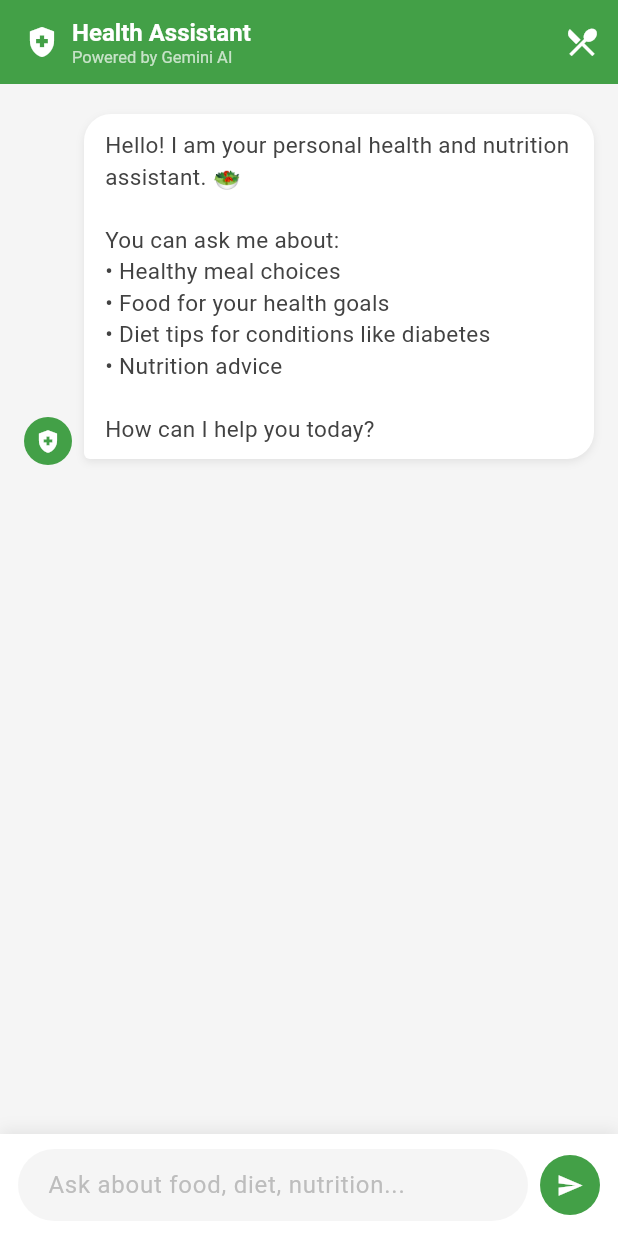
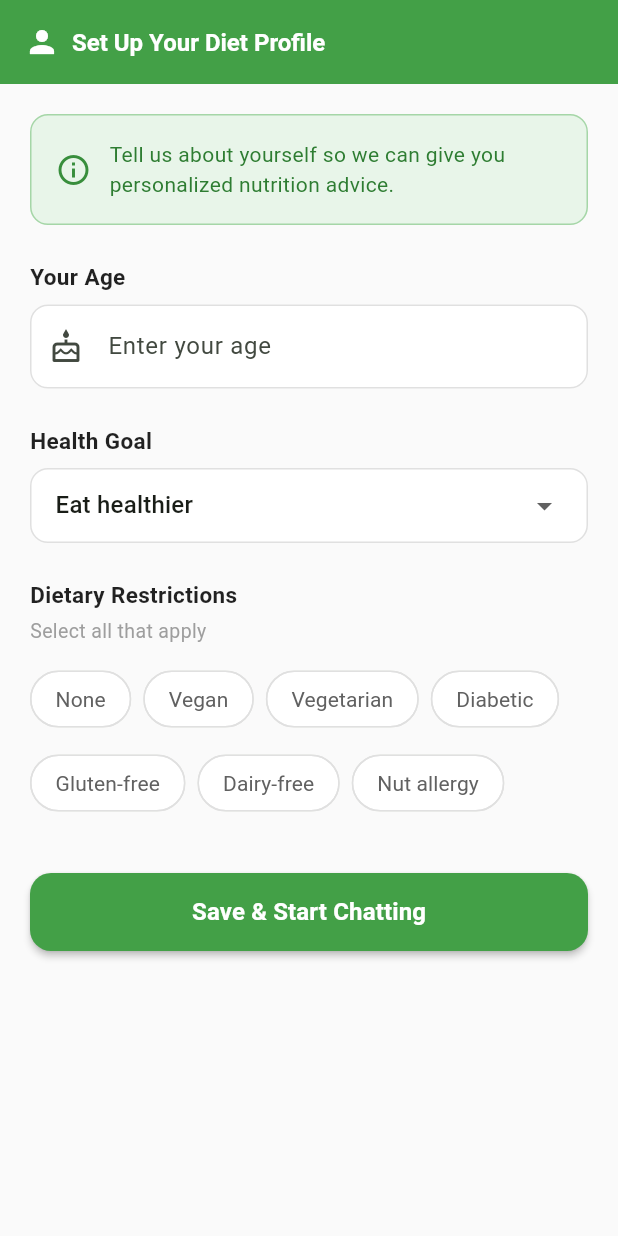
Before and after one commit to Uva-nana/flutter_health_chatbot, a Flutter app: the screen it shows after launch, on a phone screen of 412 x 824 dp. Run offline on Flutter 3.47's test engine with Material 3 defaults, Android fonts, the phone set to English and light mode, and no system bars; our stand-ins replace flutter_dotenv, shared_preferences; accounts and stored records are empty.

Commit message:
Add Diet Profile Setup with SharedPreferences
- New DietProfileScreen: age, health goal dropdown, dietary restriction chips
- ProfileService saves/loads profile via SharedPreferences
- DietProfile model with toPromptContext() for AI personalization
- GeminiService updated to inject profile into system prompt (streaming kept)
- ChatScreen: profile icon in AppBar, orange banner if no profile set
- First launch shows profile setup before chat

Co-Authored-By: Claude Sonnet 4.6 <noreply@anthropic.com>

```diff
--- a/lib/main.dart
+++ b/lib/main.dart
@@ -1,14 +1,21 @@
 import 'package:flutter/material.dart';
 import 'package:flutter_dotenv/flutter_dotenv.dart';
+import 'models/diet_profile.dart';
 import 'screens/chat_screen.dart';
+import 'screens/diet_profile_screen.dart';
+import 'services/profile_service.dart';
 
 Future<void> main() async {
+  WidgetsFlutterBinding.ensureInitialized();
   await dotenv.load(fileName: '.env');
-  runApp(const HealthChatbotApp());
+  final profile = await ProfileService().loadProfile();
+  runApp(HealthChatbotApp(initialProfile: profile));
 }
 
 class HealthChatbotApp extends StatelessWidget {
-  const HealthChatbotApp({super.key});
+  final DietProfile? initialProfile;
+
+  const HealthChatbotApp({super.key, this.initialProfile});
 
   @override
   Widget build(BuildContext context) {
@@ -19,7 +26,9 @@ class HealthChatbotApp extends StatelessWidget {
         colorScheme: ColorScheme.fromSeed(seedColor: Colors.green),
         useMaterial3: true,
       ),
-      home: const ChatScreen(),
+      home: initialProfile == null
+          ? const DietProfileScreen(isFirstSetup: true)
+          : ChatScreen(initialProfile: initialProfile),
     );
   }
 }
--- /dev/null
+++ b/lib/models/diet_profile.dart
@@ -0,0 +1,33 @@
+import 'dart:convert';
+
+class DietProfile {
+  final int age;
+  final String goal;
+  final List<String> restrictions;
+
+  DietProfile({
+    required this.age,
+    required this.goal,
+    required this.restrictions,
+  });
+
+  Map<String, dynamic> toJson() => {
+        'age': age,
+        'goal': goal,
+        'restrictions': restrictions,
+      };
+
+  factory DietProfile.fromJson(Map<String, dynamic> json) => DietProfile(
+        age: json['age'] as int,
+        goal: json['goal'] as String,
+        restrictions: List<String>.from(json['restrictions'] as List),
+      );
+
+  String toPromptContext() {
+    final restrictionText =
+        restrictions.isEmpty || restrictions.contains('None')
+            ? 'no specific dietary restrictions'
+            : restrictions.join(', ');
+    return 'User profile: Age $age, Goal: $goal, Dietary restrictions: $restrictionText.';
+  }
+}
--- a/lib/screens/chat_screen.dart
+++ b/lib/screens/chat_screen.dart
@@ -1,31 +1,46 @@
 import 'package:flutter/material.dart';
+import '../models/diet_profile.dart';
 import '../models/message.dart';
 import '../services/gemini_service.dart';
+import '../services/profile_service.dart';
 import '../widgets/message_bubble.dart';
+import 'diet_profile_screen.dart';
 
 class ChatScreen extends StatefulWidget {
-  const ChatScreen({super.key});
+  final DietProfile? initialProfile;
+
+  const ChatScreen({super.key, this.initialProfile});
 
   @override
   State<ChatScreen> createState() => _ChatScreenState();
 }
 
 class _ChatScreenState extends State<ChatScreen> {
-  final GeminiService _geminiService = GeminiService();
+  late GeminiService _geminiService;
   final TextEditingController _controller = TextEditingController();
   final ScrollController _scrollController = ScrollController();
+  final ProfileService _profileService = ProfileService();
   final List<Message> _messages = [];
   bool _isLoading = false;
+  DietProfile? _profile;
 
   @override
   void initState() {
     super.initState();
-    // Welcome message
-    _messages.add(Message(
-      text:
-          'Hello! I am your personal health and nutrition assistant. 🥗\n\nYou can ask me about:\n• Healthy meal choices\n• Food for your health goals\n• Diet tips for conditions like diabetes\n• Nutrition advice\n\nHow can I help you today?',
-      sender: Sender.bot,
-    ));
+    _profile = widget.initialProfile;
+    _geminiService = GeminiService(profile: _profile);
+    _addWelcomeMessage();
+  }
+
+  void _addWelcomeMessage() {
+    final greeting = _profile != null
+        ? 'Hello! I\'m your personal health assistant, ready to give advice tailored to your profile.\n\n'
+            '• Goal: ${_profile!.goal}\n'
+            '• Restrictions: ${_profile!.restrictions.join(', ')}\n\n'
+            'Ask me about meals, nutrition, diet tips, and more!'
+        : 'Hello! I am your personal health and nutrition assistant. 🥗\n\nYou can ask me about:\n• Healthy meal choices\n• Food for your health goals\n• Diet tips for conditions like diabetes\n• Nutrition advice\n\nHow can I help you today?';
+
+    _messages.add(Message(text: greeting, sender: Sender.bot));
   }
 
   void _sendMessage() async {
@@ -76,6 +91,24 @@ class _ChatScreenState extends State<ChatScreen> {
     });
   }
 
+  Future<void> _openProfileScreen() async {
+    final updatedProfile = await Navigator.push<DietProfile>(
+      context,
+      MaterialPageRoute(
+        builder: (_) => DietProfileScreen(existingProfile: _profile),
+      ),
+    );
+
+    if (updatedProfile != null) {
+      setState(() {
+        _profile = updatedProfile;
+        _geminiService = GeminiService(profile: _profile);
+        _messages.clear();
+        _addWelcomeMessage();
+      });
+    }
+  }
+
   @override
   void dispose() {
     _controller.dispose();
@@ -100,13 +133,18 @@ class _ChatScreenState extends State<ChatScreen> {
                 Text('Health Assistant',
                     style:
                         TextStyle(fontSize: 16, fontWeight: FontWeight.bold)),
-                Text('Powered by Gemini AI',
+                Text('Powered by Groq AI',
                     style: TextStyle(fontSize: 11, color: Colors.white70)),
               ],
             ),
           ],
         ),
         actions: [
+          IconButton(
+            icon: const Icon(Icons.person_outline),
+            tooltip: 'Diet Profile',
+            onPressed: _openProfileScreen,
+          ),
           IconButton(
             icon: const Icon(Icons.restaurant_menu),
             tooltip: 'Share your menu',
@@ -116,6 +154,32 @@ class _ChatScreenState extends State<ChatScreen> {
       ),
       body: Column(
         children: [
+          if (_profile == null)
+            GestureDetector(
+              onTap: _openProfileScreen,
+              child: Container(
+                width: double.infinity,
+                padding:
+                    const EdgeInsets.symmetric(horizontal: 16, vertical: 10),
+                color: Colors.orange.shade50,
+                child: Row(
+                  children: [
+                    Icon(Icons.info_outline,
+                        color: Colors.orange.shade700, size: 18),
+                    const SizedBox(width: 8),
+                    Expanded(
+                      child: Text(
+                        'Set up your diet profile for personalized advice',
+                        style: TextStyle(
+                            color: Colors.orange.shade800, fontSize: 13),
+                      ),
+                    ),
+                    Icon(Icons.arrow_forward_ios,
+                        color: Colors.orange.shade700, size: 14),
+                  ],
+                ),
+              ),
+            ),
           Expanded(
             child: ListView.builder(
               controller: _scrollController,
--- /dev/null
+++ b/lib/screens/diet_profile_screen.dart
@@ -0,0 +1,292 @@
+import 'package:flutter/material.dart';
+import '../models/diet_profile.dart';
+import '../services/profile_service.dart';
+import 'chat_screen.dart';
+
+class DietProfileScreen extends StatefulWidget {
+  final DietProfile? existingProfile;
+  final bool isFirstSetup;
+
+  const DietProfileScreen({
+    super.key,
+    this.existingProfile,
+    this.isFirstSetup = false,
+  });
+
+  @override
+  State<DietProfileScreen> createState() => _DietProfileScreenState();
+}
+
+class _DietProfileScreenState extends State<DietProfileScreen> {
+  final _formKey = GlobalKey<FormState>();
+  final _ageController = TextEditingController();
+  final _profileService = ProfileService();
+
+  String _selectedGoal = 'Eat healthier';
+  final Set<String> _selectedRestrictions = {};
+
+  static const List<String> _goals = [
+    'Lose weight',
+    'Gain muscle',
+    'Maintain weight',
+    'Eat healthier',
+    'Manage diabetes',
+    'Reduce cholesterol',
+  ];
+
+  static const List<String> _restrictionOptions = [
+    'None',
+    'Vegan',
+    'Vegetarian',
+    'Diabetic',
+    'Gluten-free',
+    'Dairy-free',
+    'Nut allergy',
+  ];
+
+  @override
+  void initState() {
+    super.initState();
+    if (widget.existingProfile != null) {
+      _ageController.text = widget.existingProfile!.age.toString();
+      _selectedGoal = widget.existingProfile!.goal;
+      _selectedRestrictions.addAll(widget.existingProfile!.restrictions);
+    }
+  }
+
+  @override
+  void dispose() {
+    _ageController.dispose();
+    super.dispose();
+  }
+
+  Future<void> _saveProfile() async {
+    if (!_formKey.currentState!.validate()) return;
+
+    final restrictions = _selectedRestrictions.isEmpty
+        ? ['None']
+        : _selectedRestrictions.toList();
+
+    final profile = DietProfile(
+      age: int.parse(_ageController.text.trim()),
+      goal: _selectedGoal,
+      restrictions: restrictions,
+    );
+
+    await _profileService.saveProfile(profile);
+
+    if (!mounted) return;
+    if (widget.isFirstSetup) {
+      Navigator.pushReplacement(
+        context,
+        MaterialPageRoute(
+          builder: (_) => ChatScreen(initialProfile: profile),
+        ),
+      );
+    } else {
+      Navigator.pop(context, profile);
+    }
+  }
+
+  void _toggleRestriction(String value) {
+    setState(() {
+      if (value == 'None') {
+        _selectedRestrictions.clear();
+        _selectedRestrictions.add('None');
+      } else {
+        _selectedRestrictions.remove('None');
+        if (_selectedRestrictions.contains(value)) {
+          _selectedRestrictions.remove(value);
+        } else {
+          _selectedRestrictions.add(value);
+        }
+      }
+    });
+  }
+
+  @override
+  Widget build(BuildContext context) {
+    return Scaffold(
+      backgroundColor: Colors.grey.shade50,
+      appBar: AppBar(
+        backgroundColor: Colors.green.shade600,
+        foregroundColor: Colors.white,
+        automaticallyImplyLeading: !widget.isFirstSetup,
+        title: Row(
+          children: [
+            const Icon(Icons.person, color: Colors.white),
+            const SizedBox(width: 8),
+            Text(
+              widget.isFirstSetup
+                  ? 'Set Up Your Diet Profile'
+                  : 'Edit Diet Profile',
+              style:
+                  const TextStyle(fontSize: 16, fontWeight: FontWeight.bold),
+            ),
+          ],
+        ),
+      ),
+      body: Form(
+        key: _formKey,
+        child: SingleChildScrollView(
+          padding: const EdgeInsets.all(20),
+          child: Column(
+            crossAxisAlignment: CrossAxisAlignment.start,
+            children: [
+              if (widget.isFirstSetup) ...[
+                Container(
+                  padding: const EdgeInsets.all(16),
+                  decoration: BoxDecoration(
+                    color: Colors.green.shade50,
+                    borderRadius: BorderRadius.circular(12),
+                    border: Border.all(color: Colors.green.shade200),
+                  ),
+                  child: Row(
+                    children: [
+                      Icon(Icons.info_outline, color: Colors.green.shade700),
+                      const SizedBox(width: 12),
+                      Expanded(
+                        child: Text(
+                          'Tell us about yourself so we can give you personalized nutrition advice.',
+                          style: TextStyle(
+                              color: Colors.green.shade800, fontSize: 14),
+                        ),
+                      ),
+                    ],
+                  ),
+                ),
+                const SizedBox(height: 24),
+              ],
+              _sectionLabel('Your Age'),
+              const SizedBox(height: 8),
+              TextFormField(
+                controller: _ageController,
+                keyboardType: TextInputType.number,
+                decoration: InputDecoration(
+                  hintText: 'Enter your age',
+                  prefixIcon: const Icon(Icons.cake_outlined),
+                  filled: true,
+                  fillColor: Colors.white,
+                  border: OutlineInputBorder(
+                    borderRadius: BorderRadius.circular(12),
+                    borderSide: BorderSide(color: Colors.grey.shade300),
+                  ),
+                  enabledBorder: OutlineInputBorder(
+                    borderRadius: BorderRadius.circular(12),
+                    borderSide: BorderSide(color: Colors.grey.shade300),
+                  ),
+                ),
+                validator: (value) {
+                  if (value == null || value.isEmpty) {
+                    return 'Please enter your age';
+                  }
+                  final age = int.tryParse(value);
+                  if (age == null || age < 5 || age > 120) {
+                    return 'Enter a valid age (5–120)';
+                  }
+                  return null;
+                },
+              ),
+              const SizedBox(height: 24),
+              _sectionLabel('Health Goal'),
+              const SizedBox(height: 8),
+              Container(
+                padding: const EdgeInsets.symmetric(horizontal: 16),
+                decoration: BoxDecoration(
+                  color: Colors.white,
+                  borderRadius: BorderRadius.circular(12),
+                  border: Border.all(color: Colors.grey.shade300),
+                ),
+                child: DropdownButtonHideUnderline(
+                  child: DropdownButton<String>(
+                    value: _selectedGoal,
+                    isExpanded: true,
+                    icon: const Icon(Icons.arrow_drop_down),
+                    items: _goals.map((goal) {
+                      return DropdownMenuItem(value: goal, child: Text(goal));
+                    }).toList(),
+                    onChanged: (value) {
+                      if (value != null) setState(() => _selectedGoal = value);
+                    },
+                  ),
+                ),
+              ),
+              const SizedBox(height: 24),
+              _sectionLabel('Dietary Restrictions'),
+              const SizedBox(height: 4),
+              Text(
+                'Select all that apply',
+                style: TextStyle(color: Colors.grey.shade500, fontSize: 13),
+              ),
+              const SizedBox(height: 12),
+              Wrap(
+                spacing: 8,
+                runSpacing: 8,
+                children: _restrictionOptions.map((option) {
+                  final selected = _selectedRestrictions.contains(option);
+                  return FilterChip(
+                    label: Text(option),
+                    selected: selected,
+                    onSelected: (_) => _toggleRestriction(option),
+                    selectedColor: Colors.green.shade100,
+                    checkmarkColor: Colors.green.shade700,
+                    labelStyle: TextStyle(
+                      color: selected
+                          ? Colors.green.shade800
+                          : Colors.grey.shade700,
+                      fontWeight:
+                          selected ? FontWeight.w600 : FontWeight.normal,
+                    ),
+                    backgroundColor: Colors.white,
+                    side: BorderSide(
+                      color: selected
+                          ? Colors.green.shade400
+                          : Colors.grey.shade300,
+                    ),
+                    shape: RoundedRectangleBorder(
+                      borderRadius: BorderRadius.circular(20),
+                    ),
+                  );
+                }).toList(),
+              ),
+              const SizedBox(height: 36),
+              SizedBox(
+                width: double.infinity,
+                height: 52,
+                child: ElevatedButton(
+                  style: ElevatedButton.styleFrom(
+                    backgroundColor: Colors.green.shade600,
+                    foregroundColor: Colors.white,
+                    shape: RoundedRectangleBorder(
+                      borderRadius: BorderRadius.circular(14),
+                    ),
+                    elevation: 2,
+                  ),
+                  onPressed: _saveProfile,
+                  child: Text(
+                    widget.isFirstSetup
+                        ? 'Save & Start Chatting'
+                        : 'Save Profile',
+                    style: const TextStyle(
+                        fontSize: 16, fontWeight: FontWeight.bold),
+                  ),
+                ),
+              ),
+            ],
+          ),
+        ),
+      ),
+    );
+  }
+
+  Widget _sectionLabel(String text) {
+    return Text(
+      text,
+      style: const TextStyle(
+        fontSize: 15,
+        fontWeight: FontWeight.w600,
+        color: Colors.black87,
+      ),
+    );
+  }
+}
--- a/lib/services/gemini_service.dart
+++ b/lib/services/gemini_service.dart
@@ -1,15 +1,21 @@
 import 'dart:convert';
 import 'package:flutter_dotenv/flutter_dotenv.dart';
 import 'package:http/http.dart' as http;
+import '../models/diet_profile.dart';
 
 class GeminiService {
   final String _apiUrl = 'https://api.groq.com/openai/v1/chat/completions';
   final List<Map<String, String>> _history = [];
 
-  GeminiService() {
+  GeminiService({DietProfile? profile}) {
+    final profileContext = profile != null
+        ? '\n\n${profile.toPromptContext()} Always use this profile to personalize your advice.'
+        : '';
+
     _history.add({
       'role': 'system',
-      'content': '''You are a friendly and knowledgeable health and nutrition assistant.
+      'content':
+          '''You are a friendly and knowledgeable health and nutrition assistant.$profileContext
 Your role is to:
 - Help users choose healthy meals based on their health goals and dietary needs
 - Analyze food menus and suggest the best options for users
@@ -18,7 +24,7 @@ Your role is to:
 - Give practical, easy-to-understand advice
 
 Always be encouraging, supportive, and remind users to consult a doctor for medical advice.
-Keep responses concise and friendly.'''
+Keep responses concise and friendly.''',
     });
   }
 
--- /dev/null
+++ b/lib/services/profile_service.dart
@@ -0,0 +1,24 @@
+import 'dart:convert';
+import 'package:shared_preferences/shared_preferences.dart';
+import '../models/diet_profile.dart';
+
+class ProfileService {
+  static const String _key = 'diet_profile';
+
+  Future<void> saveProfile(DietProfile profile) async {
+    final prefs = await SharedPreferences.getInstance();
+    await prefs.setString(_key, jsonEncode(profile.toJson()));
+  }
+
+  Future<DietProfile?> loadProfile() async {
+    final prefs = await SharedPreferences.getInstance();
+    final data = prefs.getString(_key);
+    if (data == null) return null;
+    return DietProfile.fromJson(jsonDecode(data) as Map<String, dynamic>);
+  }
+
+  Future<void> clearProfile() async {
+    final prefs = await SharedPreferences.getInstance();
+    await prefs.remove(_key);
+  }
+}
--- a/pubspec.yaml
+++ b/pubspec.yaml
@@ -33,6 +33,8 @@ dependencies:
   cupertino_icons: ^1.0.8
   google_generative_ai: ^0.4.3
   flutter_dotenv: ^5.1.0
+  http: ^1.2.0
+  shared_preferences: ^2.3.0
 
 dev_dependencies:
   flutter_test:
```
Also changed, not shown: pubspec.lock.
